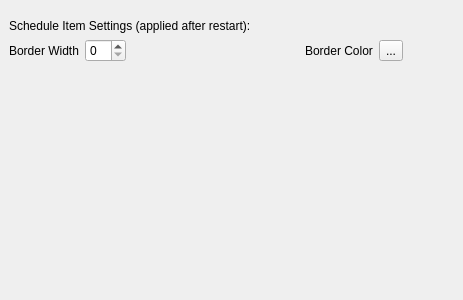
Qt form src/uis/dlg_settings_general.ui (RaD/qtclient) before a commit.
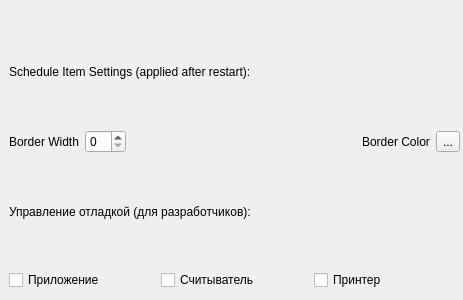
The same form after that commit.

```diff
--- a/src/uis/dlg_settings_general.ui
+++ b/src/uis/dlg_settings_general.ui
@@ -18,7 +18,7 @@
     <rect>
      <x>9</x>
      <y>19</y>
-     <width>394</width>
+     <width>451</width>
      <height>271</height>
     </rect>
    </property>
@@ -72,17 +72,36 @@
      </layout>
     </item>
     <item>
-     <spacer name="verticalSpacer">
-      <property name="orientation">
-       <enum>Qt::Vertical</enum>
+     <widget class="QLabel" name="label_4">
+      <property name="text">
+       <string>Управление отладкой (для разработчиков):</string>
       </property>
-      <property name="sizeHint" stdset="0">
-       <size>
-        <width>20</width>
-        <height>40</height>
-       </size>
-      </property>
-     </spacer>
+     </widget>
+    </item>
+    <item>
+     <layout class="QHBoxLayout" name="debugLayout">
+      <item>
+       <widget class="QCheckBox" name="debug_app">
+        <property name="text">
+         <string>Приложение</string>
+        </property>
+       </widget>
+      </item>
+      <item>
+       <widget class="QCheckBox" name="debug_reader">
+        <property name="text">
+         <string>Считыватель</string>
+        </property>
+       </widget>
+      </item>
+      <item>
+       <widget class="QCheckBox" name="debug_printer">
+        <property name="text">
+         <string>Принтер</string>
+        </property>
+       </widget>
+      </item>
+     </layout>
     </item>
    </layout>
   </widget>
```
